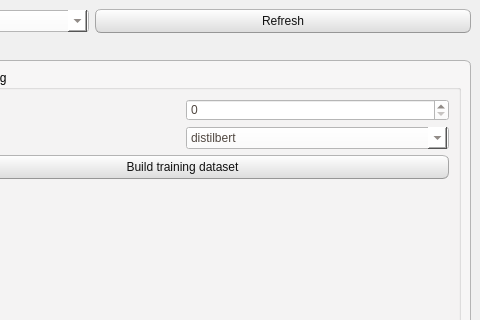
This is XREPORT/commons/interface/layout/window_layout.ui in CTCycle/XREPORT-radiological-reports-generator as Qt 5 draws it before an edit; both pictures show x 679 to 1159 and y 0 to 320 of the 1159 by 850 pixel window. The edited form follows.
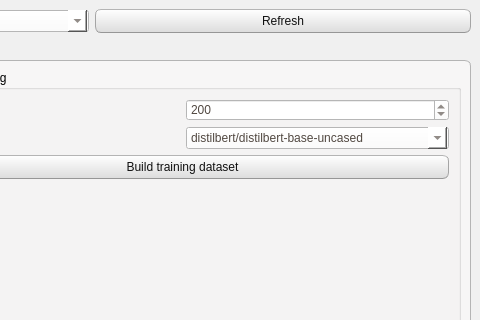
This is the edited form. The open tabs and pages were chosen to show the change.

```diff
--- a/XREPORT/commons/interface/layout/window_layout.ui
+++ b/XREPORT/commons/interface/layout/window_layout.ui
@@ -678,6 +678,9 @@
                <property name="maximum">
                 <number>9999</number>
                </property>
+               <property name="value">
+                <number>200</number>
+               </property>
               </widget>
              </item>
             </layout>
@@ -695,7 +698,7 @@
               <widget class="QComboBox" name="tokenizerList">
                <item>
                 <property name="text">
-                 <string>distilbert</string>
+                 <string>distilbert/distilbert-base-uncased</string>
                 </property>
                </item>
                <item>
```
Left out of the diff: 6 changed lines with no effect on the pictures.
